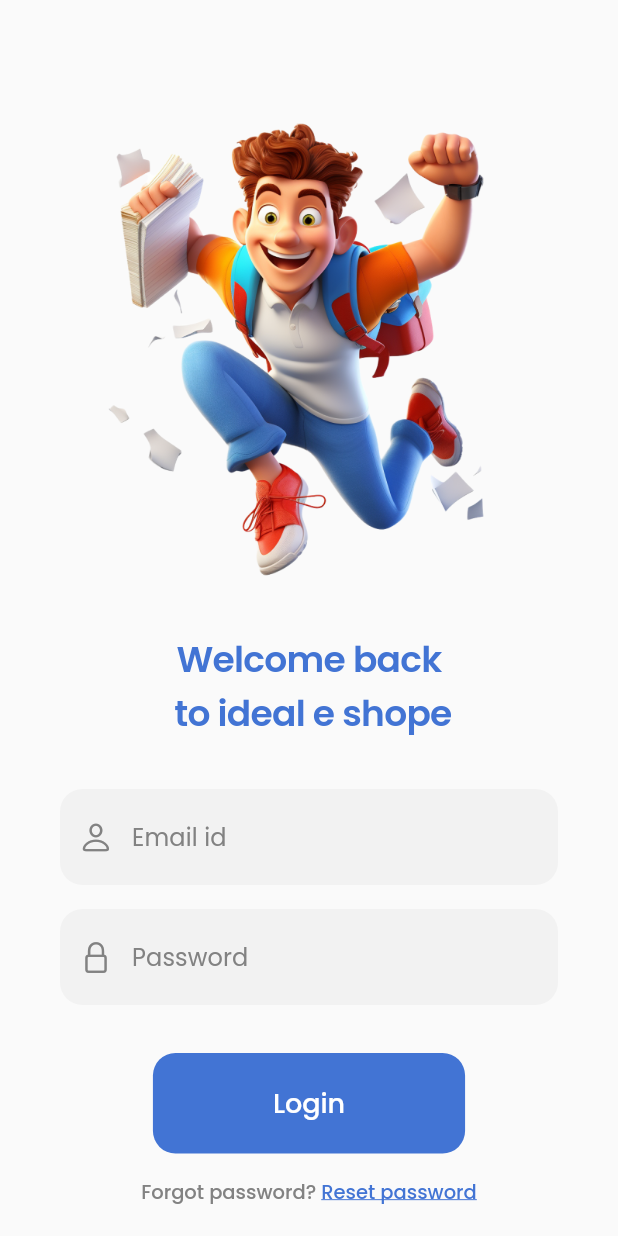
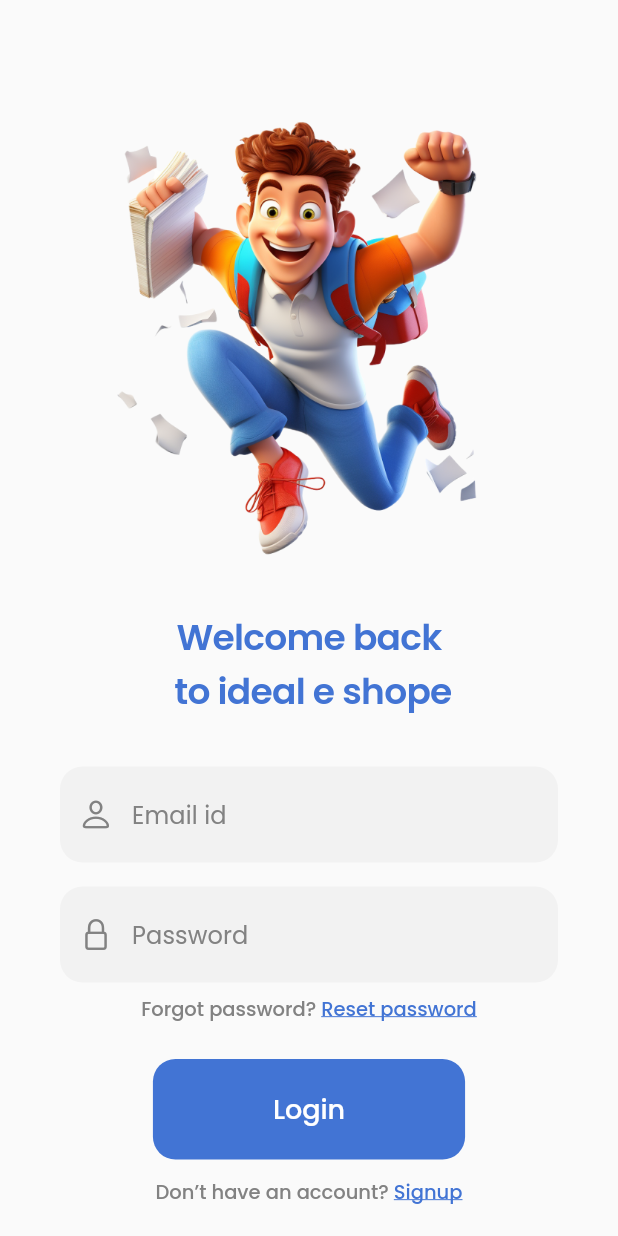
Before and after one commit to Irfan-kc/ideal_promoter, a Flutter app: the LoginPage screen opened directly, on a phone screen of 412 x 824 dp. Run offline on Flutter 3.47's test engine with Material 2 defaults, Android fonts, the phone set to English and light mode, and no system bars; our stand-ins replace carousel_slider, fl_chart, percent_indicator.

Commit message:
change in design

```diff
--- a/lib/main.dart
+++ b/lib/main.dart
@@ -1,5 +1,6 @@
 import 'package:flutter/material.dart';
 import 'package:ideal_promoter/view/screen/home/home.dart';
+import 'package:ideal_promoter/view/screen/login_page/login_page.dart';
 
 void main() {
   runApp(const MyApp());
@@ -17,7 +18,7 @@ class MyApp extends StatelessWidget {
         fontFamily: 'Poppins',
         textTheme: Theme.of(context).textTheme.apply(fontFamily: 'Poppins'),
       ),
-      home: const Home(),
+      home: LoginPage(),
     );
   }
 }
--- a/lib/view/screen/home/bottom_nav_screen/profile_screen/profile_screen.dart
+++ b/lib/view/screen/home/bottom_nav_screen/profile_screen/profile_screen.dart
@@ -1,8 +1,9 @@
 import 'package:flutter/material.dart';
+import 'package:ideal_promoter/constant/const_color.dart';
 import 'package:ideal_promoter/constant/text_style.dart';
 import 'package:ideal_promoter/provider/home/profile_screen_provider/profile_screen_provider.dart';
 import 'package:ideal_promoter/view/screen/home/bottom_nav_screen/profile_screen/widget/circular_percent_indicator.dart';
-import 'package:ideal_promoter/view/screen/home/bottom_nav_screen/profile_screen/widget/text_field.dart';
+import 'package:ideal_promoter/view/screen/home/bottom_nav_screen/profile_screen/widget/profile_text_field.dart';
 import 'package:ideal_promoter/view/screen/home/widget/background_widget.dart';
 import 'package:provider/provider.dart';
 
@@ -93,7 +94,7 @@ class ProfileScreen extends StatelessWidget {
                               height: 25,
                               width: 70,
                               decoration: BoxDecoration(
-                                  color: const Color(0xFF35C069),
+                                  color: AppColors.green,
                                   borderRadius: BorderRadius.circular(10)),
                               child: const Center(
                                   child: Text(
--- a/lib/view/screen/login_page/login_page.dart
+++ b/lib/view/screen/login_page/login_page.dart
@@ -1,7 +1,8 @@
 import 'package:flutter/cupertino.dart';
 import 'package:flutter/material.dart';
-import 'package:ideal_promoter/constant/const_color.dart';
 import 'package:ideal_promoter/constant/text_style.dart';
+import 'package:ideal_promoter/view/screen/home/sign_up_page/sign_up_page.dart';
+import 'package:ideal_promoter/view/screen/login_page/widget/two_text_line.dart';
 import 'package:ideal_promoter/view/widget/button/medium_button.dart';
 import 'package:ideal_promoter/view/widget/custom_textfield.dart';
 import 'package:ideal_promoter/view/widget/height_and_width.dart';
@@ -52,31 +53,29 @@ class LoginPage extends StatelessWidget {
               isPassword: true,
               focusNode: passwordFocusNode,
             ),
-            const KHeight(32),
+            const KHeight(8),
+            TwoTextWidget(
+              firstText: 'Forgot password? ',
+              scndText: 'Reset password',
+              onTap: () {},
+            ),
+            const KHeight(24),
             MediumButton(
               onTap: () {},
               text: 'Login',
               padding: const EdgeInsets.symmetric(horizontal: 80, vertical: 20),
             ),
-            const KHeight(16),
-            const Row(
+            const KHeight(12),
+            Row(
               mainAxisAlignment: MainAxisAlignment.center,
               children: [
-                Text(
-                  'Forgot password? ',
-                  style: TextStyle(
-                      color: Color(0xFF828282),
-                      fontSize: 13,
-                      fontWeight: FontWeight.w500),
-                ),
-                Text(
-                  'Reset password',
-                  style: TextStyle(
-                    color: AppColors.primaryColor,
-                    fontSize: 13,
-                    fontWeight: FontWeight.w500,
-                    decoration: TextDecoration.underline,
-                  ),
+                TwoTextWidget(
+                  firstText: "Don’t have an account? ",
+                  scndText: 'Signup',
+                  onTap: () {
+                    Navigator.push(context,
+                        MaterialPageRoute(builder: (_) => const SignUpPage()));
+                  },
                 ),
               ],
             ),
--- /dev/null
+++ b/lib/view/screen/login_page/widget/two_text_line.dart
@@ -0,0 +1,42 @@
+import 'package:flutter/material.dart';
+
+import '../../../../constant/const_color.dart';
+
+class TwoTextWidget extends StatelessWidget {
+  final String firstText;
+  final String scndText;
+  final VoidCallback onTap;
+  const TwoTextWidget(
+      {super.key,
+      required this.firstText,
+      required this.scndText,
+      required this.onTap});
+
+  @override
+  Widget build(BuildContext context) {
+    return Row(
+      mainAxisAlignment: MainAxisAlignment.center,
+      children: [
+        Text(
+          firstText,
+          style: const TextStyle(
+              color: Color(0xFF828282),
+              fontSize: 13,
+              fontWeight: FontWeight.w500),
+        ),
+        InkWell(
+          onTap: onTap,
+          child: Text(
+            scndText,
+            style: const TextStyle(
+              color: AppColors.primaryColor,
+              fontSize: 13,
+              fontWeight: FontWeight.w500,
+              decoration: TextDecoration.underline,
+            ),
+          ),
+        ),
+      ],
+    );
+  }
+}
```
Also changed, not shown: lib/view/screen/home/sign_up_page/sign_up_page.dart (added, +10 -0 lines), lib/view/screen/home/bottom_nav_screen/profile_screen/widget/profile_text_field.dart (renamed from lib/view/screen/home/bottom_nav_screen/profile_screen/widget/text_field.dart), 1 other file.
